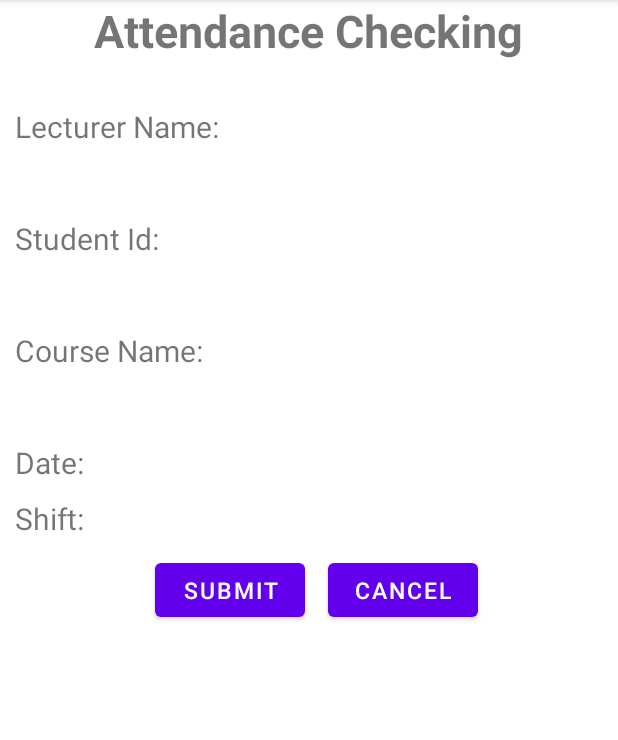
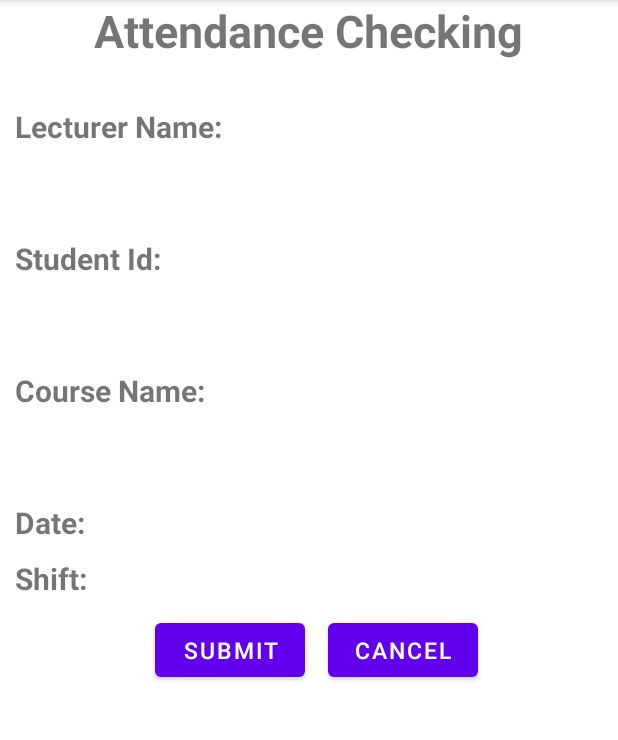
Before and after one commit to letannam1999/Systhesis-project, an Android app: the CheckAttendance screen opened directly, with no data from a screen before it, after a tap on "SUBMIT", on a phone screen of 412 x 824 dp, the part 84-824 px from its top. Run offline under Robolectric (Android 15) with nearby library versions, the light colour scheme and no system bars; 11 statements that could not run were skipped.

Commit message:
Complete check attendance function

```diff
--- a/Systhesis_project/app/src/main/java/com/example/systhesis_project/CheckAttendance.java
+++ b/Systhesis_project/app/src/main/java/com/example/systhesis_project/CheckAttendance.java
@@ -15,10 +15,12 @@ import android.widget.Toast;
 
 import com.example.systhesis_project.Connection.ConnectionClass;
 
+import java.sql.Date;
 import java.sql.DriverManager;
 import java.sql.Connection;
 import java.sql.ResultSet;
 import java.sql.Statement;
+import java.text.ParseException;
 import java.text.SimpleDateFormat;
 
 public class CheckAttendance extends AppCompatActivity {
@@ -67,7 +69,7 @@ public class CheckAttendance extends AppCompatActivity {
         btnSubmit.setOnClickListener(new View.OnClickListener() {
             @Override
             public void onClick(View v) {
-                //new CheckAttendance.checkAttendance().execute("");
+                new CheckAttendance.checkAttendance().execute("");
             }
         });
     }
@@ -76,7 +78,7 @@ public class CheckAttendance extends AppCompatActivity {
         con = connectionClass(ConnectionClass.un.toString(), ConnectionClass.pass.toString(),
                 ConnectionClass.db.toString(), ConnectionClass.ip.toString());
         String sql = "SELECT Lecturer.FirstName, Lecturer.MidName, Lecturer.LastName " +
-                "FROM Lecturer INNER JOIN Course ON Lecturer.LecturerId = Course.LecturerId" +
+                "FROM Lecturer INNER JOIN Course ON Lecturer.LecturerId = Course.LecturerId " +
                 "WHERE CourseId = '" + courseId + "'";
         String fullname = null;
         try {
@@ -96,7 +98,7 @@ public class CheckAttendance extends AppCompatActivity {
         con = connectionClass(ConnectionClass.un.toString(),ConnectionClass.pass.toString(),
                 ConnectionClass.db.toString(),ConnectionClass.ip.toString());
         String sql = "SELECT Subject.NameSubject " +
-                "FROM Subject INNER JOIN Course ON Subject.SubjectId = Course.SubjectId" +
+                "FROM Subject INNER JOIN Course ON Subject.SubjectId = Course.SubjectId " +
                 "WHERE CourseId = '" + courseId + "'";
         try{
             Statement statement = con.createStatement();
@@ -110,64 +112,64 @@ public class CheckAttendance extends AppCompatActivity {
         }
     }
 
-//    public class checkAttendance extends AsyncTask<String,String,String>{
-//        String userName = getIntent().getStringExtra("usname");
-//        String password = getIntent().getStringExtra("psword");
-//        String qrCode = getIntent().getStringExtra("qrcode");
-//        String classId = qrCode.substring(0,8);
-//        String subjectId = qrCode.substring(8,11);
-//        String courseId = classId.concat(subjectId);
-//        char shift = qrCode.charAt(11);
-//        String date = qrCode.substring(12);
-//
-//
-//        String z = null;
-//        Boolean isSuccess = false;
-//
-//        @Override
-//        protected void onPreExecute() { }
-//
-//        @Override
-//        protected void onPostExecute(String s) { }
-//
-//        @Override
-//        protected String doInBackground(String... strings) {
-//            con = connectionClass(ConnectionClass.un.toString(),ConnectionClass.pass.toString(),
-//                    ConnectionClass.db.toString(),ConnectionClass.ip.toString());
-//            if(con==null){
-//                runOnUiThread(new Runnable() {
-//                    @Override
-//                    public void run() {
-//                        Toast.makeText(CheckAttendance.this,"Check Internet Connection",Toast.LENGTH_LONG).show();
-//                    }
-//                });
-//                z = "On Internet Connection";
-//            }else {
-//                try {
-//                    String sql = "INSERT INTO Attendance (CourseId, StudentId, Shift, Date, Status)" +
-//                            "VALUES ('"+courseId+"','"+userName+"','"+shift+"','"+ +"')";
-//                    Statement statement = con.createStatement();
-//                    statement.executeUpdate(sql);
-//                    con.close();
-//                    runOnUiThread(new Runnable() {
-//                        @Override
-//                        public void run() {
-//                            Toast.makeText(ViewAccount.this,"Update information success",Toast.LENGTH_LONG).show();
-//                        }
-//                    });
-//                    Intent intent = new Intent(ViewAccount.this, MainActivity.class);
-//                    intent.putExtra("username",userName);
-//                    intent.putExtra("password",password);
-//                    startActivity(intent);
-//                    finish();
-//                } catch (Exception e) {
-//                    isSuccess = false;
-//                    Log.e("SQL Error: ", e.getMessage());
-//                }
-//            }
-//            return z;
-//        }
-//    }
+    public class checkAttendance extends AsyncTask<String,String,String>{
+        String userName = getIntent().getStringExtra("usname");
+        String password = getIntent().getStringExtra("psword");
+        String qrCode = getIntent().getStringExtra("qrcode");
+        String classId = qrCode.substring(0,8);
+        String subjectId = qrCode.substring(8,11);
+        String courseId = classId.concat(subjectId);
+        String shift = qrCode.substring(11,12);
+        String date = qrCode.substring(12);
+        int studentId = Integer.parseInt(userName);
+
+        String z = null;
+        Boolean isSuccess = false;
+
+        @Override
+        protected void onPreExecute() { }
+
+        @Override
+        protected void onPostExecute(String s) { }
+
+        @Override
+        protected String doInBackground(String... strings) {
+            con = connectionClass(ConnectionClass.un.toString(),ConnectionClass.pass.toString(),
+                    ConnectionClass.db.toString(),ConnectionClass.ip.toString());
+            if(con==null){
+                runOnUiThread(new Runnable() {
+                    @Override
+                    public void run() {
+                        Toast.makeText(CheckAttendance.this,"Check Internet Connection",Toast.LENGTH_LONG).show();
+                    }
+                });
+                z = "On Internet Connection";
+            }else {
+                try {
+                    String sql = "INSERT INTO Attendance (CourseId, StudentId, Shift, Date, Status)" +
+                            "VALUES ('"+courseId+"','"+studentId+"','"+shift+"','"+ date +"','Studying')";
+                    Statement statement = con.createStatement();
+                    statement.executeUpdate(sql);
+                    con.close();
+                    runOnUiThread(new Runnable() {
+                        @Override
+                        public void run() {
+                            Toast.makeText(CheckAttendance.this,"Check Attendance Success",Toast.LENGTH_LONG).show();
+                        }
+                    });
+                    Intent intent = new Intent(CheckAttendance.this, MainActivity.class);
+                    intent.putExtra("username",userName);
+                    intent.putExtra("password",password);
+                    startActivity(intent);
+                    finish();
+                } catch (Exception e) {
+                    isSuccess = false;
+                    Log.e("SQL Error: ", e.getMessage());
+                }
+            }
+            return z;
+        }
+    }
 
     @SuppressLint("NewApi")
     public java.sql.Connection connectionClass(String user, String password, String database, String server){
--- a/Systhesis_project/app/src/main/res/layout/activity_check_attendance.xml
+++ b/Systhesis_project/app/src/main/res/layout/activity_check_attendance.xml
@@ -18,6 +18,7 @@
     <TextView
         android:layout_width="match_parent"
         android:layout_height="wrap_content"
+        android:textStyle="bold"
         android:text="Lecturer Name:"
         android:textSize="20dp"
         android:layout_marginLeft="10dp"
@@ -27,13 +28,14 @@
         android:id="@+id/lecturerName"
         android:layout_width="match_parent"
         android:layout_height="wrap_content"
-        android:textSize="20dp"
+        android:textSize="30dp"
         android:layout_marginLeft="10dp"
         android:layout_marginTop="10dp"/>
 
     <TextView
         android:layout_width="match_parent"
         android:layout_height="wrap_content"
+        android:textStyle="bold"
         android:text="Student Id:"
         android:textSize="20dp"
         android:layout_marginLeft="10dp"
@@ -43,7 +45,7 @@
         android:id="@+id/studentId"
         android:layout_width="match_parent"
         android:layout_height="wrap_content"
-        android:textSize="20dp"
+        android:textSize="30dp"
         android:layout_marginLeft="10dp"
         android:layout_marginTop="10dp"/>
 
@@ -52,6 +54,7 @@
         android:layout_height="wrap_content"
         android:text="Course Name:"
         android:textSize="20dp"
+        android:textStyle="bold"
         android:layout_marginLeft="10dp"
         android:layout_marginTop="10dp"/>
 
@@ -59,7 +62,7 @@
         android:id="@+id/courseName"
         android:layout_width="match_parent"
         android:layout_height="wrap_content"
-        android:textSize="20dp"
+        android:textSize="30dp"
         android:layout_marginLeft="10dp"
         android:layout_marginTop="10dp"/>
 
@@ -73,6 +76,7 @@
         <TextView
             android:layout_width="70dp"
             android:layout_height="wrap_content"
+            android:textStyle="bold"
             android:text="Date:"
             android:textSize="20dp" />
 
@@ -94,6 +98,7 @@
         <TextView
             android:layout_width="70dp"
             android:layout_height="wrap_content"
+            android:textStyle="bold"
             android:text="Shift:"
             android:textSize="20dp" />
 
```
